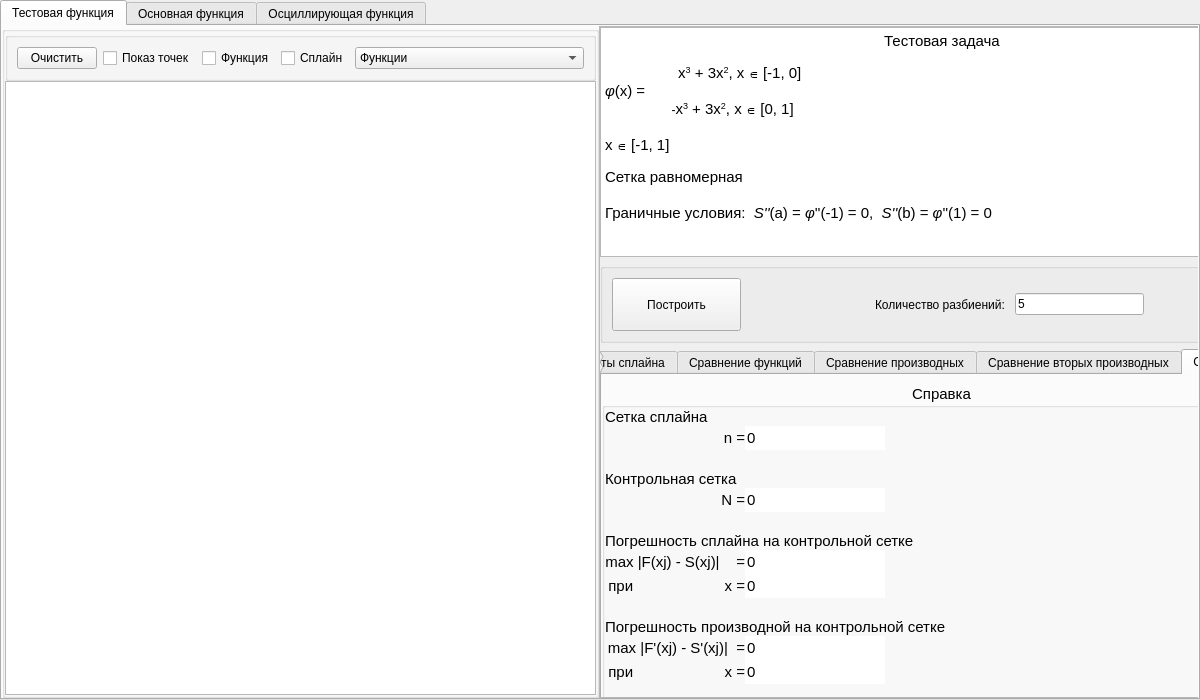
Above: ui/mainwindow.ui from Termtre/GFTS4 before the change. Below: the same form after it.
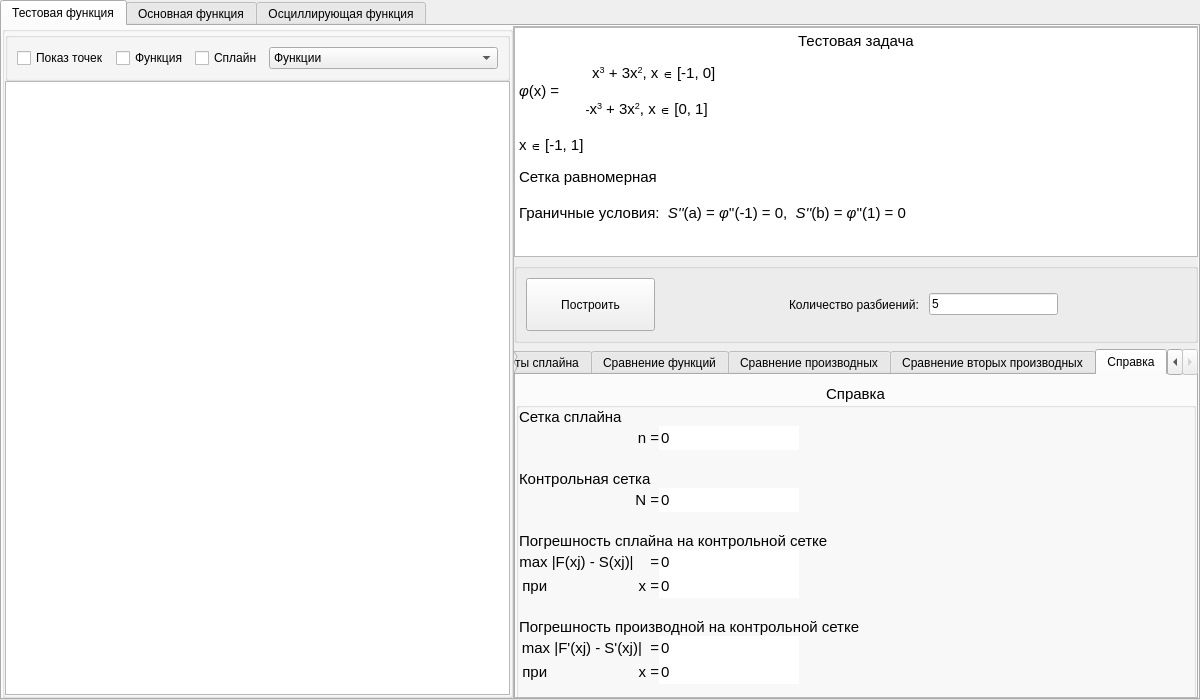
That is the form after the change. Custom widgets are drawn as their Qt base class.

The edit to the form file:
```diff
--- a/ui/mainwindow.ui
+++ b/ui/mainwindow.ui
@@ -139,19 +139,6 @@
               <string/>
              </property>
              <layout class="QHBoxLayout" name="horizontalLayout">
-              <item>
-               <widget class="QPushButton" name="clearTestTask">
-                <property name="sizePolicy">
-                 <sizepolicy hsizetype="Expanding" vsizetype="Fixed">
-                  <horstretch>0</horstretch>
-                  <verstretch>0</verstretch>
-                 </sizepolicy>
-                </property>
-                <property name="text">
-                 <string>Очистить</string>
-                </property>
-               </widget>
-              </item>
               <item>
                <widget class="QCheckBox" name="showDotsTest">
                 <property name="sizePolicy">
@@ -262,8 +249,8 @@
             <rect>
              <x>0</x>
              <y>0</y>
-             <width>684</width>
-             <height>1322</height>
+             <width>698</width>
+             <height>1323</height>
             </rect>
            </property>
            <property name="minimumSize">
@@ -386,18 +373,18 @@
 hr { height: 1px; border-width: 0; }
 li.unchecked::marker { content: &quot;\2610&quot;; }
 li.checked::marker { content: &quot;\2612&quot;; }
-&lt;/style&gt;&lt;/head&gt;&lt;body style=&quot; font-family:'Segoe UI'; font-size:9pt; font-weight:400; font-style:normal;&quot;&gt;
-&lt;p align=&quot;center&quot; style=&quot; margin-top:0px; margin-bottom:0px; margin-left:0px; margin-right:0px; -qt-block-indent:0; text-indent:0px;&quot;&gt;&lt;span style=&quot; font-size:11pt;&quot;&gt;Тестовая задача&lt;/span&gt;&lt;/p&gt;
-&lt;p style=&quot;-qt-paragraph-type:empty; margin-top:0px; margin-bottom:0px; margin-left:0px; margin-right:0px; -qt-block-indent:0; text-indent:0px;&quot;&gt;&lt;br /&gt;&lt;/p&gt;
-&lt;p style=&quot; margin-top:0px; margin-bottom:0px; margin-left:0px; margin-right:0px; -qt-block-indent:0; text-indent:0px;&quot;&gt;                      &lt;span style=&quot; font-size:11pt;&quot;&gt;x&lt;/span&gt;&lt;span style=&quot; font-size:11pt; vertical-align:super;&quot;&gt;3&lt;/span&gt;&lt;span style=&quot; font-size:11pt;&quot;&gt; + 3x&lt;/span&gt;&lt;span style=&quot; font-size:11pt; vertical-align:super;&quot;&gt;2&lt;/span&gt;&lt;span style=&quot; font-size:11pt;&quot;&gt;, x&lt;/span&gt; ∈ &lt;span style=&quot; font-size:11pt;&quot;&gt;[-1, 0]&lt;/span&gt;&lt;/p&gt;
-&lt;p style=&quot; margin-top:0px; margin-bottom:0px; margin-left:0px; margin-right:0px; -qt-block-indent:0; text-indent:0px;&quot;&gt;&lt;span style=&quot; font-size:11pt; font-style:italic;&quot;&gt;φ&lt;/span&gt;&lt;span style=&quot; font-size:11pt;&quot;&gt;(x) =&lt;/span&gt; &lt;/p&gt;
-&lt;p style=&quot; margin-top:0px; margin-bottom:0px; margin-left:0px; margin-right:0px; -qt-block-indent:0; text-indent:0px;&quot;&gt;                    -&lt;span style=&quot; font-size:11pt;&quot;&gt;x&lt;/span&gt;&lt;span style=&quot; font-size:11pt; vertical-align:super;&quot;&gt;3&lt;/span&gt;&lt;span style=&quot; font-size:11pt;&quot;&gt; + 3x&lt;/span&gt;&lt;span style=&quot; font-size:11pt; vertical-align:super;&quot;&gt;2&lt;/span&gt;&lt;span style=&quot; font-size:11pt;&quot;&gt;, x&lt;/span&gt; ∈ &lt;span style=&quot; font-size:11pt;&quot;&gt;[0, 1]&lt;/span&gt;&lt;/p&gt;
-&lt;p style=&quot;-qt-paragraph-type:empty; margin-top:0px; margin-bottom:0px; margin-left:0px; margin-right:0px; -qt-block-indent:0; text-indent:0px; font-size:11pt;&quot;&gt;&lt;br /&gt;&lt;/p&gt;
-&lt;p style=&quot; margin-top:0px; margin-bottom:0px; margin-left:0px; margin-right:0px; -qt-block-indent:0; text-indent:0px;&quot;&gt;&lt;span style=&quot; font-size:11pt;&quot;&gt;x&lt;/span&gt; ∈ &lt;span style=&quot; font-size:11pt;&quot;&gt;[-1, 1]&lt;/span&gt;&lt;/p&gt;
-&lt;p style=&quot;-qt-paragraph-type:empty; margin-top:0px; margin-bottom:0px; margin-left:0px; margin-right:0px; -qt-block-indent:0; text-indent:0px;&quot;&gt;&lt;br /&gt;&lt;/p&gt;
-&lt;p style=&quot; margin-top:0px; margin-bottom:0px; margin-left:0px; margin-right:0px; -qt-block-indent:0; text-indent:0px;&quot;&gt;&lt;span style=&quot; font-size:11pt;&quot;&gt;Сетка равномерная&lt;/span&gt;&lt;/p&gt;
-&lt;p style=&quot;-qt-paragraph-type:empty; margin-top:0px; margin-bottom:0px; margin-left:0px; margin-right:0px; -qt-block-indent:0; text-indent:0px; font-size:11pt;&quot;&gt;&lt;br /&gt;&lt;/p&gt;
-&lt;p style=&quot; margin-top:0px; margin-bottom:0px; margin-left:0px; margin-right:0px; -qt-block-indent:0; text-indent:0px;&quot;&gt;&lt;span style=&quot; font-size:11pt;&quot;&gt;Граничные условия:  &lt;/span&gt;&lt;span style=&quot; font-size:11pt; font-style:italic;&quot;&gt;S''&lt;/span&gt;&lt;span style=&quot; font-size:11pt;&quot;&gt;(a) = &lt;/span&gt;&lt;span style=&quot; font-size:11pt; font-style:italic;&quot;&gt;φ&lt;/span&gt;&lt;span style=&quot; font-size:11pt;&quot;&gt;''(-1) = 0,  &lt;/span&gt;&lt;span style=&quot; font-size:11pt; font-style:italic;&quot;&gt;S''&lt;/span&gt;&lt;span style=&quot; font-size:11pt;&quot;&gt;(b) = &lt;/span&gt;&lt;span style=&quot; font-size:11pt; font-style:italic;&quot;&gt;φ&lt;/span&gt;&lt;span style=&quot; font-size:11pt;&quot;&gt;''(1) = 0&lt;/span&gt;&lt;/p&gt;&lt;/body&gt;&lt;/html&gt;</string>
+&lt;/style&gt;&lt;/head&gt;&lt;body style=&quot; font-family:'.AppleSystemUIFont'; font-size:13pt; font-weight:400; font-style:normal;&quot;&gt;
+&lt;p align=&quot;center&quot; style=&quot; margin-top:0px; margin-bottom:0px; margin-left:0px; margin-right:0px; -qt-block-indent:0; text-indent:0px;&quot;&gt;&lt;span style=&quot; font-family:'Segoe UI'; font-size:11pt;&quot;&gt;Тестовая задача&lt;/span&gt;&lt;/p&gt;
+&lt;p style=&quot;-qt-paragraph-type:empty; margin-top:0px; margin-bottom:0px; margin-left:0px; margin-right:0px; -qt-block-indent:0; text-indent:0px; font-family:'Segoe UI'; font-size:9pt;&quot;&gt;&lt;br /&gt;&lt;/p&gt;
+&lt;p style=&quot; margin-top:0px; margin-bottom:0px; margin-left:0px; margin-right:0px; -qt-block-indent:0; text-indent:0px;&quot;&gt;&lt;span style=&quot; font-family:'Segoe UI'; font-size:9pt;&quot;&gt;                      &lt;/span&gt;&lt;span style=&quot; font-family:'Segoe UI'; font-size:11pt;&quot;&gt;x&lt;/span&gt;&lt;span style=&quot; font-family:'Segoe UI'; font-size:11pt; vertical-align:super;&quot;&gt;3&lt;/span&gt;&lt;span style=&quot; font-family:'Segoe UI'; font-size:11pt;&quot;&gt; + 3x&lt;/span&gt;&lt;span style=&quot; font-family:'Segoe UI'; font-size:11pt; vertical-align:super;&quot;&gt;2&lt;/span&gt;&lt;span style=&quot; font-family:'Segoe UI'; font-size:11pt;&quot;&gt;, x&lt;/span&gt;&lt;span style=&quot; font-family:'Segoe UI'; font-size:9pt;&quot;&gt; ∈ &lt;/span&gt;&lt;span style=&quot; font-family:'Segoe UI'; font-size:11pt;&quot;&gt;[-1, 0]&lt;/span&gt;&lt;/p&gt;
+&lt;p style=&quot; margin-top:0px; margin-bottom:0px; margin-left:0px; margin-right:0px; -qt-block-indent:0; text-indent:0px;&quot;&gt;&lt;span style=&quot; font-family:'Segoe UI'; font-size:11pt; font-style:italic;&quot;&gt;φ&lt;/span&gt;&lt;span style=&quot; font-family:'Segoe UI'; font-size:11pt;&quot;&gt;(x) =&lt;/span&gt;&lt;span style=&quot; font-family:'Segoe UI'; font-size:9pt;&quot;&gt; &lt;/span&gt;&lt;/p&gt;
+&lt;p style=&quot; margin-top:0px; margin-bottom:0px; margin-left:0px; margin-right:0px; -qt-block-indent:0; text-indent:0px;&quot;&gt;&lt;span style=&quot; font-family:'Segoe UI'; font-size:9pt;&quot;&gt;                    -&lt;/span&gt;&lt;span style=&quot; font-family:'Segoe UI'; font-size:11pt;&quot;&gt;x&lt;/span&gt;&lt;span style=&quot; font-family:'Segoe UI'; font-size:11pt; vertical-align:super;&quot;&gt;3&lt;/span&gt;&lt;span style=&quot; font-family:'Segoe UI'; font-size:11pt;&quot;&gt; + 3x&lt;/span&gt;&lt;span style=&quot; font-family:'Segoe UI'; font-size:11pt; vertical-align:super;&quot;&gt;2&lt;/span&gt;&lt;span style=&quot; font-family:'Segoe UI'; font-size:11pt;&quot;&gt;, x&lt;/span&gt;&lt;span style=&quot; font-family:'Segoe UI'; font-size:9pt;&quot;&gt; ∈ &lt;/span&gt;&lt;span style=&quot; font-family:'Segoe UI'; font-size:11pt;&quot;&gt;[0, 1]&lt;/span&gt;&lt;/p&gt;
+&lt;p style=&quot;-qt-paragraph-type:empty; margin-top:0px; margin-bottom:0px; margin-left:0px; margin-right:0px; -qt-block-indent:0; text-indent:0px; font-family:'Segoe UI'; font-size:11pt;&quot;&gt;&lt;br /&gt;&lt;/p&gt;
+&lt;p style=&quot; margin-top:0px; margin-bottom:0px; margin-left:0px; margin-right:0px; -qt-block-indent:0; text-indent:0px;&quot;&gt;&lt;span style=&quot; font-family:'Segoe UI'; font-size:11pt;&quot;&gt;x&lt;/span&gt;&lt;span style=&quot; font-family:'Segoe UI'; font-size:9pt;&quot;&gt; ∈ &lt;/span&gt;&lt;span style=&quot; font-family:'Segoe UI'; font-size:11pt;&quot;&gt;[-1, 1]&lt;/span&gt;&lt;/p&gt;
+&lt;p style=&quot;-qt-paragraph-type:empty; margin-top:0px; margin-bottom:0px; margin-left:0px; margin-right:0px; -qt-block-indent:0; text-indent:0px; font-family:'Segoe UI'; font-size:9pt;&quot;&gt;&lt;br /&gt;&lt;/p&gt;
+&lt;p style=&quot; margin-top:0px; margin-bottom:0px; margin-left:0px; margin-right:0px; -qt-block-indent:0; text-indent:0px;&quot;&gt;&lt;span style=&quot; font-family:'Segoe UI'; font-size:11pt;&quot;&gt;Сетка равномерная&lt;/span&gt;&lt;/p&gt;
+&lt;p style=&quot;-qt-paragraph-type:empty; margin-top:0px; margin-bottom:0px; margin-left:0px; margin-right:0px; -qt-block-indent:0; text-indent:0px; font-family:'Segoe UI'; font-size:11pt;&quot;&gt;&lt;br /&gt;&lt;/p&gt;
+&lt;p style=&quot; margin-top:0px; margin-bottom:0px; margin-left:0px; margin-right:0px; -qt-block-indent:0; text-indent:0px;&quot;&gt;&lt;span style=&quot; font-family:'Segoe UI'; font-size:11pt;&quot;&gt;Граничные условия:  &lt;/span&gt;&lt;span style=&quot; font-family:'Segoe UI'; font-size:11pt; font-style:italic;&quot;&gt;S''&lt;/span&gt;&lt;span style=&quot; font-family:'Segoe UI'; font-size:11pt;&quot;&gt;(a) = &lt;/span&gt;&lt;span style=&quot; font-family:'Segoe UI'; font-size:11pt; font-style:italic;&quot;&gt;φ&lt;/span&gt;&lt;span style=&quot; font-family:'Segoe UI'; font-size:11pt;&quot;&gt;''(-1) = 0,  &lt;/span&gt;&lt;span style=&quot; font-family:'Segoe UI'; font-size:11pt; font-style:italic;&quot;&gt;S''&lt;/span&gt;&lt;span style=&quot; font-family:'Segoe UI'; font-size:11pt;&quot;&gt;(b) = &lt;/span&gt;&lt;span style=&quot; font-family:'Segoe UI'; font-size:11pt; font-style:italic;&quot;&gt;φ&lt;/span&gt;&lt;span style=&quot; font-family:'Segoe UI'; font-size:11pt;&quot;&gt;''(1) = 0&lt;/span&gt;&lt;/p&gt;&lt;/body&gt;&lt;/html&gt;</string>
               </property>
              </widget>
             </item>
@@ -3631,6 +3618,11 @@
    <extends>QGraphicsView</extends>
    <header>customview.h</header>
   </customwidget>
+  <customwidget>
+   <class>QChartView</class>
+   <extends>QGraphicsView</extends>
+   <header>qchartview.h</header>
+  </customwidget>
  </customwidgets>
  <resources/>
  <connections/>
```
Left out of the diff: 50 changed lines with no effect on the pictures.
